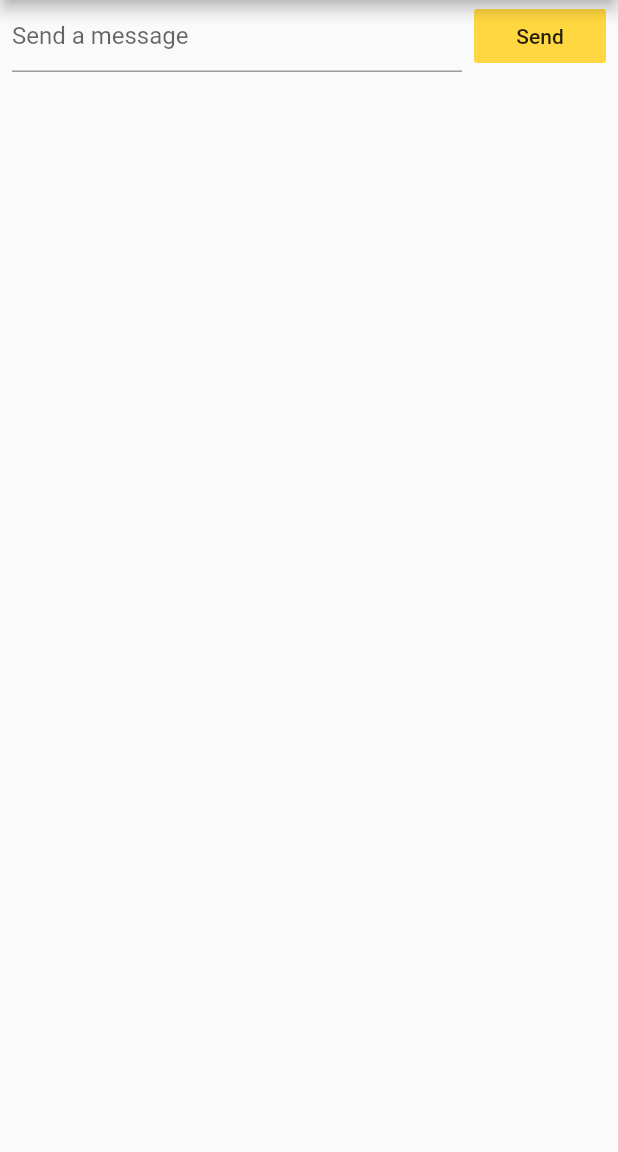
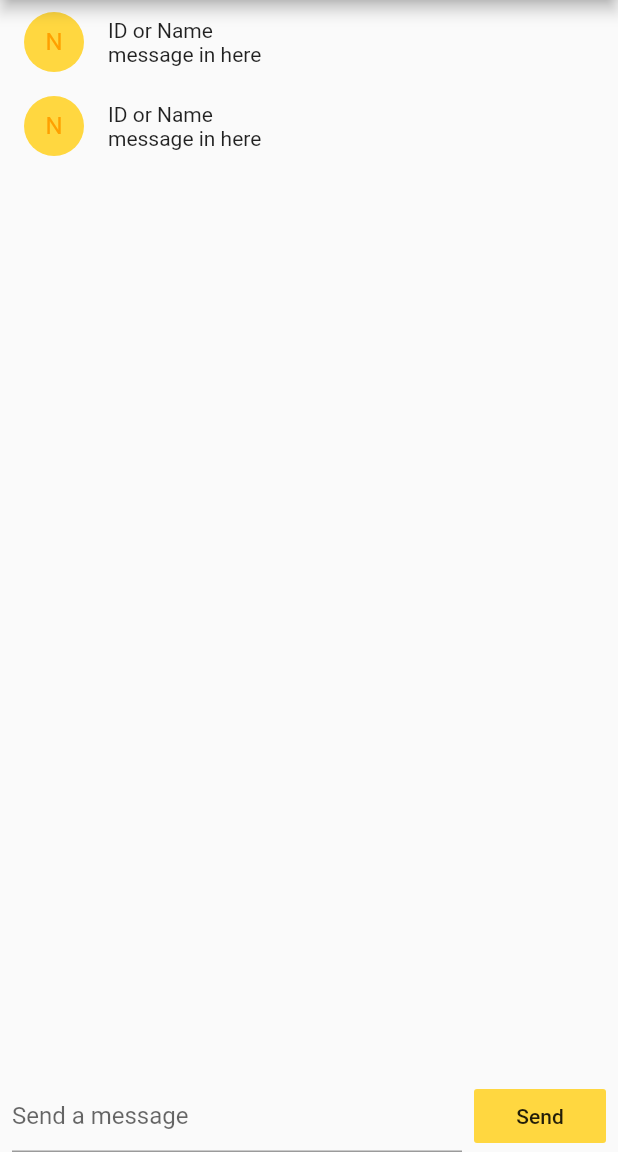
Before and after one commit to ITSTIME1/flutter, a Flutter app: the screen it shows after launch, after a tap on "Send", on a phone screen of 412 x 824 dp, the part 84-1236 px from its top. Run offline on Flutter 3.47's test engine with Material 2 defaults, Android fonts, the light colour scheme and no system bars; our stand-ins replace logger; missing offline and left inert: dart:html.

Commit message:
[Add] chat_app/pubspec.yaml -> logger add

```diff
--- /dev/null
+++ b/chat_app/lib/chat_message.dart
@@ -0,0 +1,27 @@
+import 'package:flutter/material.dart';
+
+class ChatMessage extends StatelessWidget {
+  @override
+  Widget build(BuildContext context) {
+    return Padding(
+      padding: const EdgeInsets.symmetric(horizontal: 16.0, vertical: 8),
+      child: Row(
+        children: [
+          CircleAvatar(
+            backgroundColor: Colors.amberAccent,
+            child: Text("N"),
+          ),
+          SizedBox(
+            width: 16.0,
+          ),
+          Expanded(
+            child: Column(
+              crossAxisAlignment: CrossAxisAlignment.start,
+              children: [Text("ID or Name"), Text("message in here")],
+            ),
+          )
+        ],
+      ),
+    );
+  }
+}
--- a/chat_app/lib/home_page.dart
+++ b/chat_app/lib/home_page.dart
@@ -1,5 +1,7 @@
 import 'dart:html';
+import 'package:chat_app/chat_message.dart';
 import 'package:flutter/material.dart';
+import 'package:logger/logger.dart';
 
 class HomePage extends StatefulWidget {
   @override
@@ -15,7 +17,13 @@ class _HomePageState extends State<HomePage> {
       appBar: AppBar(
         title: Text("Chat App"),
       ),
-      body: Container(
+      body: Column(
+        children: [
+          Expanded(
+              child: ListView(
+            children: [ChatMessage(), ChatMessage()],
+          )),
+          Container(
             padding: EdgeInsets.symmetric(horizontal: 8.0),
             child: Row(
               children: [
@@ -40,11 +48,14 @@ class _HomePageState extends State<HomePage> {
               ],
             ),
           ),
+        ],
+      ),
     );
   }
 
   void _handleSubmitted(String text) {
     print(text);
+    Logger().d(text);
     _textEditingController.clear();
   }
 }
--- a/chat_app/pubspec.yaml
+++ b/chat_app/pubspec.yaml
@@ -34,6 +34,7 @@ dependencies:
   # The following adds the Cupertino Icons font to your application.
   # Use with the CupertinoIcons class for iOS style icons.
   cupertino_icons: ^1.0.2
+  logger: ^1.1.0
 
 dev_dependencies:
   flutter_test:
```
Lines whose indentation alone changed are shown as unchanged.
